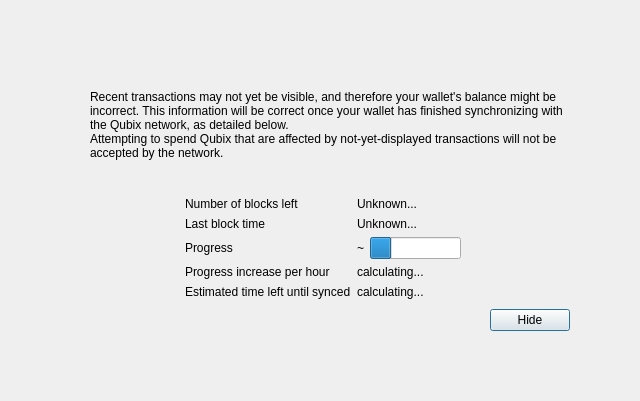
The window that src/qt/forms/modaloverlay.ui (soosho/qubix) describes before a commit, drawn with Qt 5.
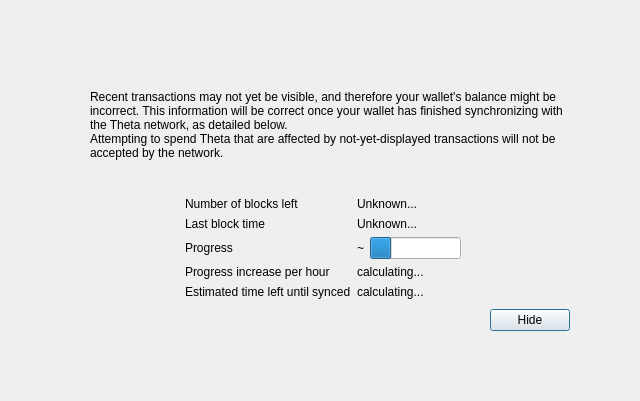
The same window after the commit. Custom widgets are drawn as their Qt base class.

Patch:
```diff
--- a/src/qt/forms/modaloverlay.ui
+++ b/src/qt/forms/modaloverlay.ui
@@ -111,7 +111,7 @@
              <item>
               <widget class="QLabel" name="infoText">
                <property name="text">
-                <string>Recent transactions may not yet be visible, and therefore your wallet's balance might be incorrect. This information will be correct once your wallet has finished synchronizing with the Qubix network, as detailed below.</string>
+                <string>Recent transactions may not yet be visible, and therefore your wallet's balance might be incorrect. This information will be correct once your wallet has finished synchronizing with the Theta network, as detailed below.</string>
                </property>
                <property name="textFormat">
                 <enum>Qt::RichText</enum>
@@ -124,7 +124,7 @@
              <item>
               <widget class="QLabel" name="infoTextStrong">
                <property name="text">
-                <string>Attempting to spend Qubix that are affected by not-yet-displayed transactions will not be accepted by the network.</string>
+                <string>Attempting to spend Theta that are affected by not-yet-displayed transactions will not be accepted by the network.</string>
                </property>
                <property name="textFormat">
                 <enum>Qt::RichText</enum>
```
